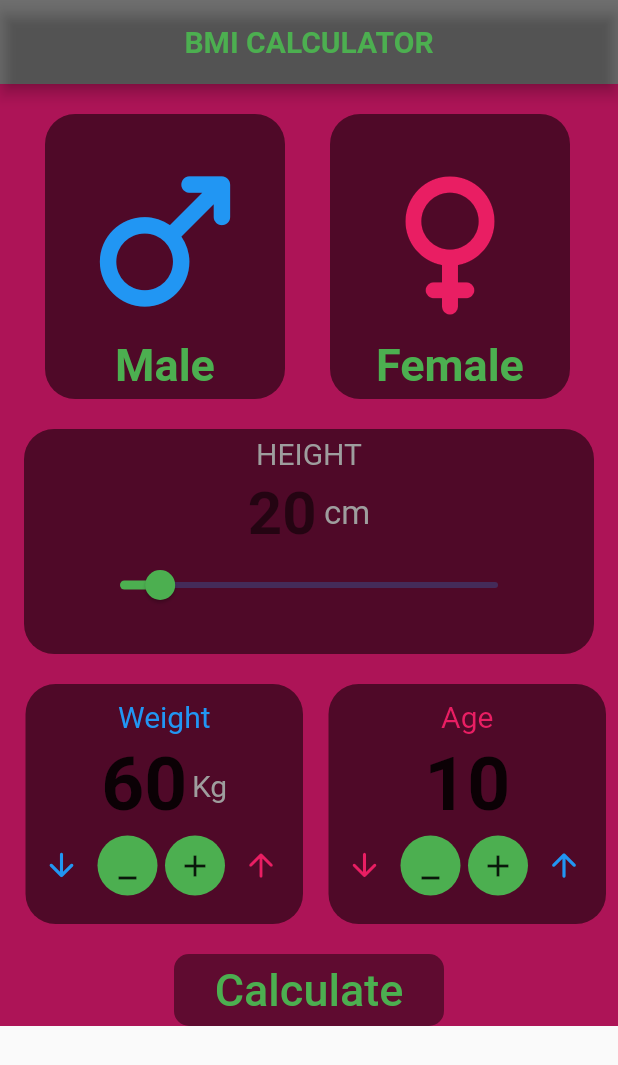
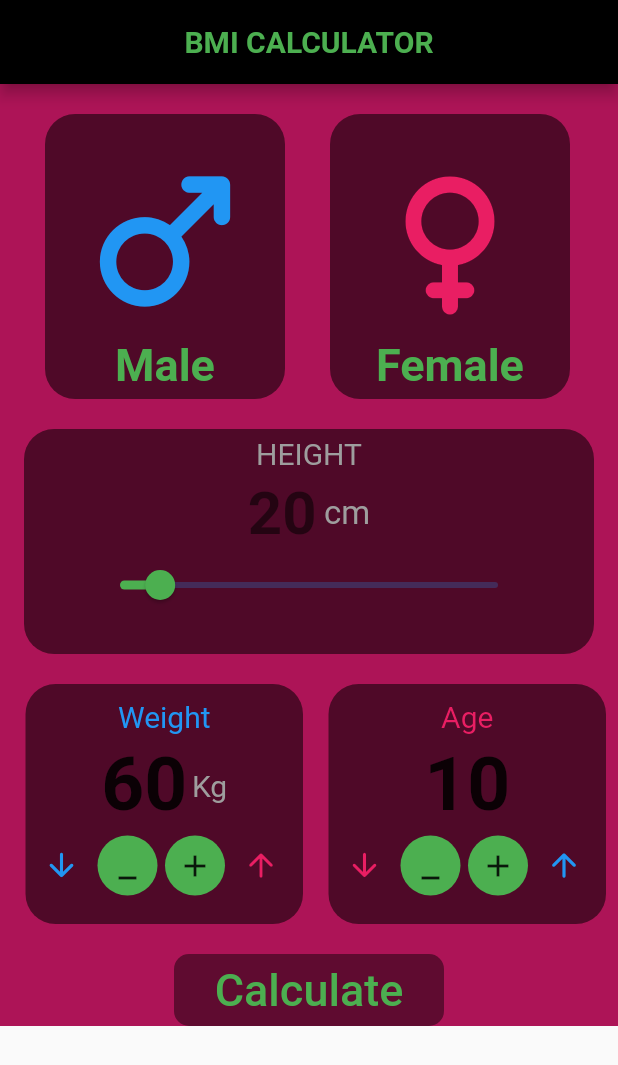
Before and after one commit to FaresAhmed74/BMI_task1, a Flutter app: the screen it shows after launch, on a phone screen of 412 x 824 dp. Shown: the top 1065 px of the screen. Run offline on Flutter 3.47's test engine with Material 2 defaults, Android fonts, the phone set to English and light mode, and no system bars.

Commit message:
fixed appbar color

```diff
--- a/lib/main.dart
+++ b/lib/main.dart
@@ -42,7 +42,7 @@ class _HomePageState extends State<HomePage> {
   Widget build(BuildContext context) {
     return Scaffold(
       appBar: AppBar(
-        backgroundColor: Colors.black54,
+        backgroundColor: Colors.black,
         title: Center(
           child: Text(
               "BMI CALCULATOR", style: TextStyle(fontWeight: FontWeight.bold,color: Colors.green),
```
